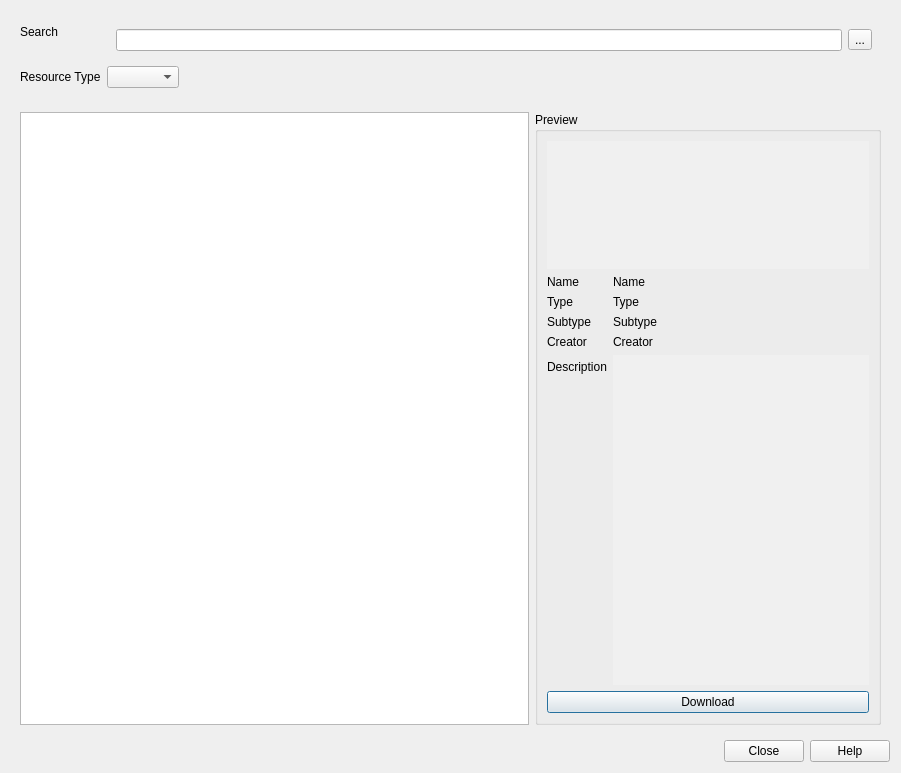
qgis/QGIS-Hub-Plugin, file qgis_hub_plugin/gui/resource_browser.ui: the form before one commit.
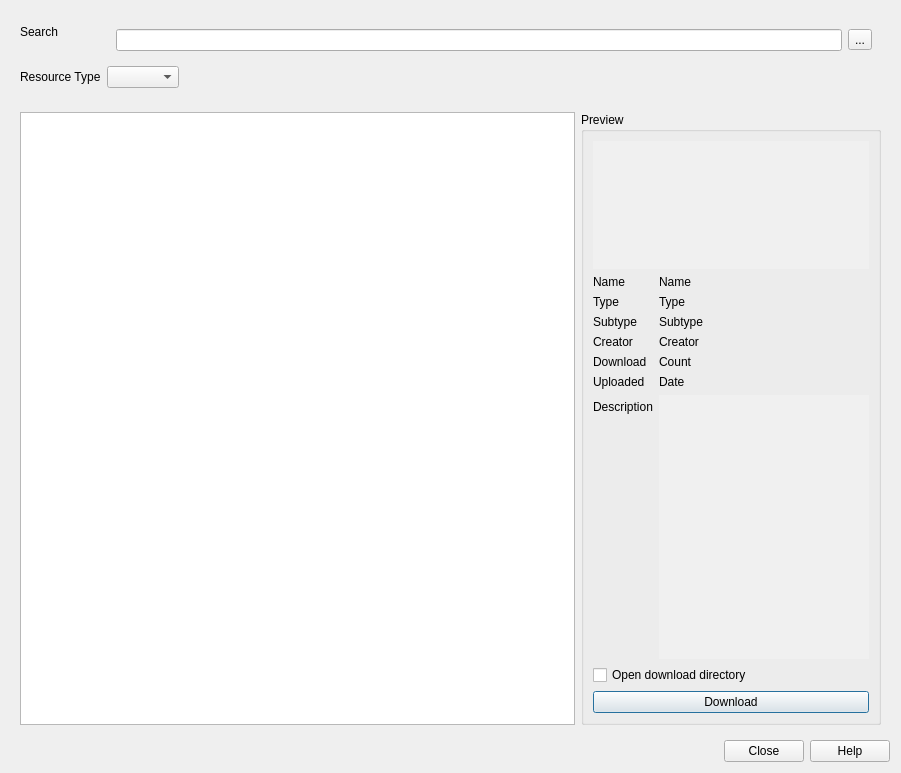
The form after the commit.

Commit message: Add option to open download directory directly.

Patch:
```diff
--- a/qgis_hub_plugin/gui/resource_browser.ui
+++ b/qgis_hub_plugin/gui/resource_browser.ui
@@ -100,7 +100,7 @@
       <item>
        <widget class="QGroupBox" name="groupBoxPreview">
         <property name="sizePolicy">
-         <sizepolicy hsizetype="Maximum" vsizetype="Preferred">
+         <sizepolicy hsizetype="Fixed" vsizetype="Preferred">
           <horstretch>0</horstretch>
           <verstretch>0</verstretch>
          </sizepolicy>
@@ -111,6 +111,12 @@
           <height>0</height>
          </size>
         </property>
+        <property name="maximumSize">
+         <size>
+          <width>300</width>
+          <height>16777215</height>
+         </size>
+        </property>
         <property name="title">
          <string>Preview</string>
         </property>
@@ -167,6 +173,9 @@
            <property name="text">
             <string>Name</string>
            </property>
+           <property name="wordWrap">
+            <bool>true</bool>
+           </property>
           </widget>
          </item>
          <item row="2" column="0">
@@ -181,6 +190,9 @@
            <property name="text">
             <string>Type</string>
            </property>
+           <property name="wordWrap">
+            <bool>true</bool>
+           </property>
           </widget>
          </item>
          <item row="3" column="0">
@@ -195,6 +207,9 @@
            <property name="text">
             <string>Subtype</string>
            </property>
+           <property name="wordWrap">
+            <bool>true</bool>
+           </property>
           </widget>
          </item>
          <item row="4" column="0">
@@ -209,17 +224,51 @@
            <property name="text">
             <string>Creator</string>
            </property>
+           <property name="wordWrap">
+            <bool>true</bool>
+           </property>
           </widget>
          </item>
          <item row="5" column="0">
+          <widget class="QLabel" name="labelDownloadLabel">
+           <property name="text">
+            <string>Download</string>
+           </property>
+          </widget>
+         </item>
+         <item row="5" column="1">
+          <widget class="QLabel" name="labelDownloadCount">
+           <property name="text">
+            <string>Count</string>
+           </property>
+          </widget>
+         </item>
+         <item row="6" column="0">
+          <widget class="QLabel" name="labelUploadedLabel">
+           <property name="text">
+            <string>Uploaded</string>
+           </property>
+          </widget>
+         </item>
+         <item row="6" column="1">
+          <widget class="QLabel" name="labelUploaded">
+           <property name="text">
+            <string>Date</string>
+           </property>
+          </widget>
+         </item>
+         <item row="7" column="0">
           <widget class="QLabel" name="labelDescriptionLabel">
            <property name="text">
             <string>Description</string>
            </property>
           </widget>
          </item>
-         <item row="5" column="1">
+         <item row="7" column="1">
           <widget class="QTextBrowser" name="textBrowserDescription">
+           <property name="autoFillBackground">
+            <bool>true</bool>
+           </property>
            <property name="styleSheet">
             <string notr="true">background-color: rgb(240, 240, 240);</string>
            </property>
@@ -230,10 +279,10 @@
             <enum>QFrame::Plain</enum>
            </property>
            <property name="verticalScrollBarPolicy">
-            <enum>Qt::ScrollBarAsNeeded</enum>
+            <enum>Qt::ScrollBarAlwaysOff</enum>
            </property>
            <property name="horizontalScrollBarPolicy">
-            <enum>Qt::ScrollBarAsNeeded</enum>
+            <enum>Qt::ScrollBarAlwaysOff</enum>
            </property>
            <property name="readOnly">
             <bool>true</bool>
@@ -243,13 +292,20 @@
            </property>
           </widget>
          </item>
-         <item row="6" column="0" colspan="2">
+         <item row="9" column="0" colspan="2">
           <widget class="QPushButton" name="pushButtonDownload">
            <property name="text">
             <string>Download</string>
            </property>
           </widget>
          </item>
+         <item row="8" column="0" colspan="2">
+          <widget class="QCheckBox" name="checkBoxOpenDirectory">
+           <property name="text">
+            <string>Open download directory</string>
+           </property>
+          </widget>
+         </item>
         </layout>
        </widget>
       </item>
```
The commit also changes 1 other file.
